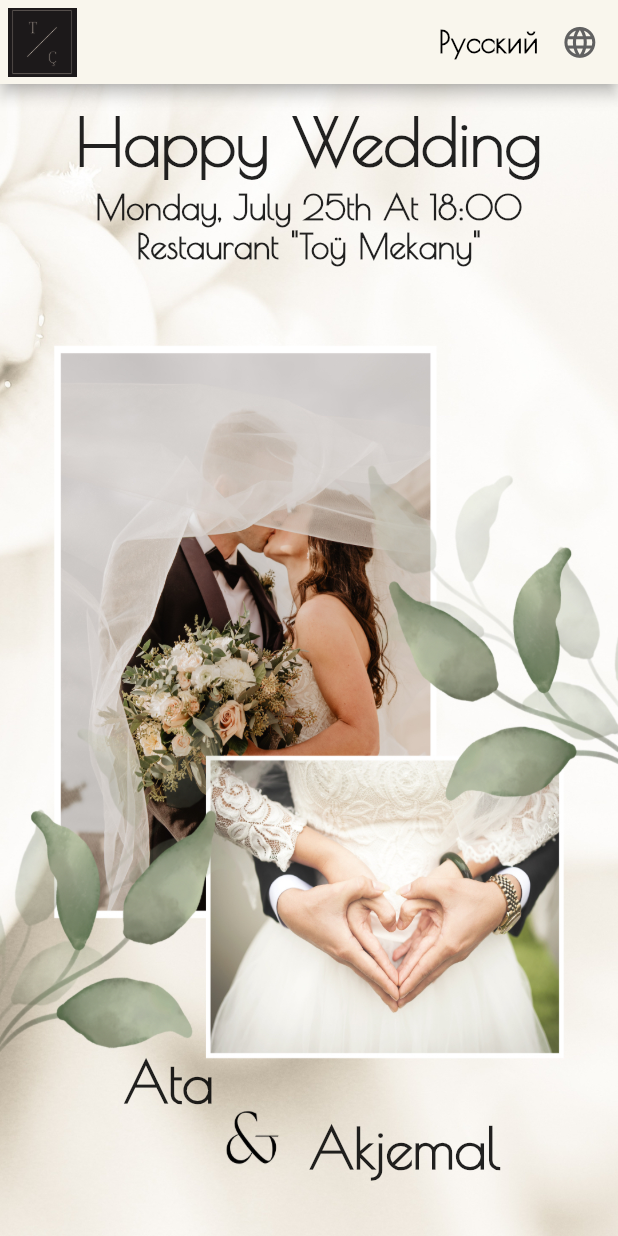
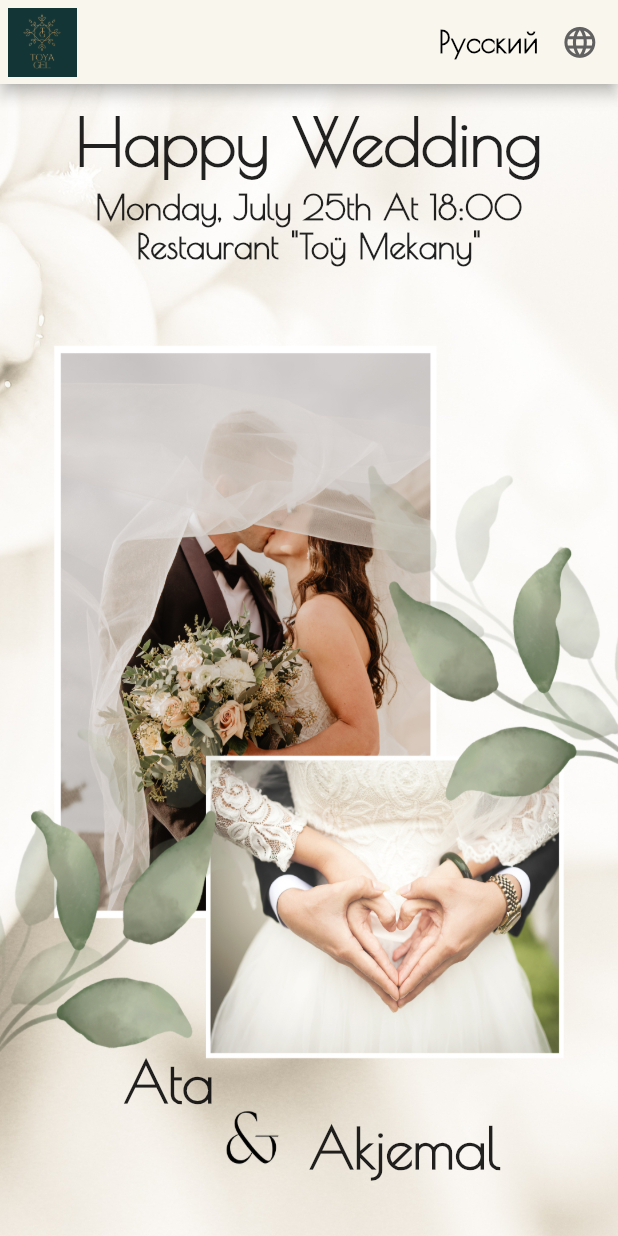
Before and after one commit to ToyaGel/MyratAyjemal, a Flutter app: the screen it shows after launch, on a phone screen of 412 x 824 dp. Run offline on Flutter 3.47's test engine with Material 2 defaults, Android fonts, the phone set to English and light mode, and no system bars; drawn by our look-alikes of show_up_animation; our stand-ins replace carousel_slider, get; network calls fail.

Commit message:
implement logo

```diff
--- a/lib/pages/home/home_page.dart
+++ b/lib/pages/home/home_page.dart
@@ -15,7 +15,9 @@ class HomePage extends StatelessWidget {
       appBar: AppBar(
         backgroundColor: const Color.fromRGBO(249, 246, 237, 100),
         leading: Padding(
-            padding: const EdgeInsets.all(5.0), child: Image.asset('assets/image/TCH logo.png')),
+          padding: const EdgeInsets.all(5.0),
+          child: Image.asset('assets/image/ToyaGel Logo.png'),
+        ),
         actions: [
           Obx(
             () => DropdownButtonHideUnderline(
@@ -155,6 +157,8 @@ class HomePage extends StatelessWidget {
                 image: AssetImage('assets/image/background2.jpg'),
               ),
             ),
+            child: Padding(
+              padding: const EdgeInsets.all(8.0),
               child: Column(
                 mainAxisAlignment: MainAxisAlignment.start,
                 children: [
@@ -177,6 +181,7 @@ class HomePage extends StatelessWidget {
                 ],
               ),
             ),
+          ),
         ],
       ),
     );
```
Also changed, not shown: assets/image/TCH logo.png (deleted), assets/image/ToyaGel Logo.png (added). Lines whose indentation alone changed are shown as unchanged.
